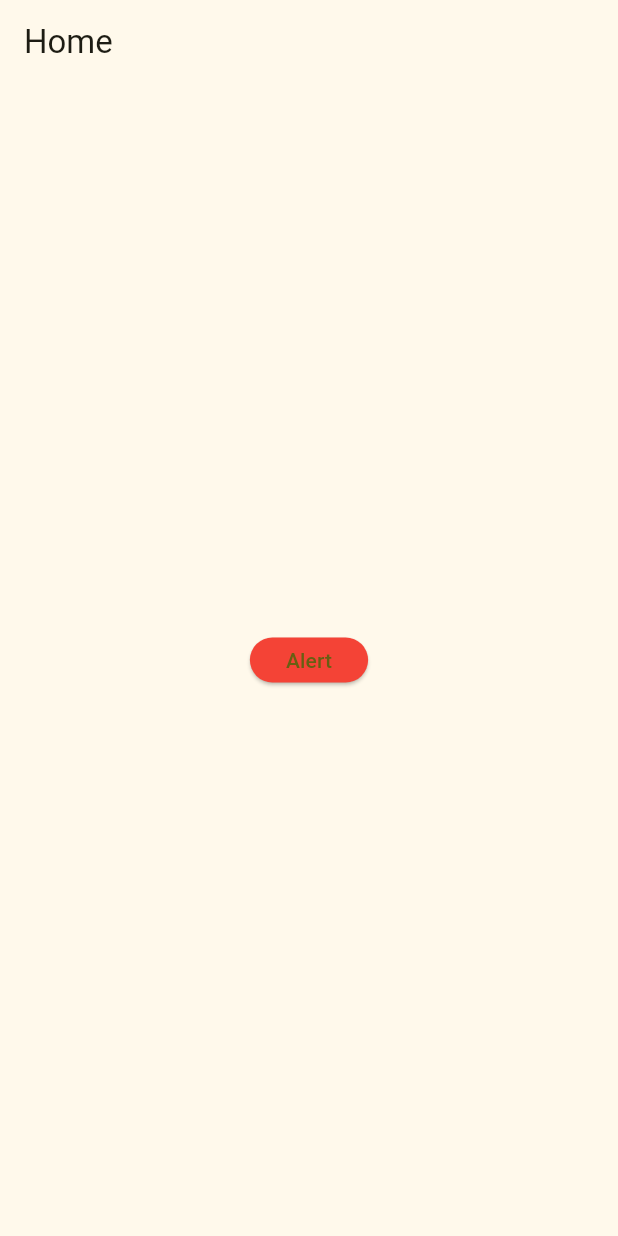
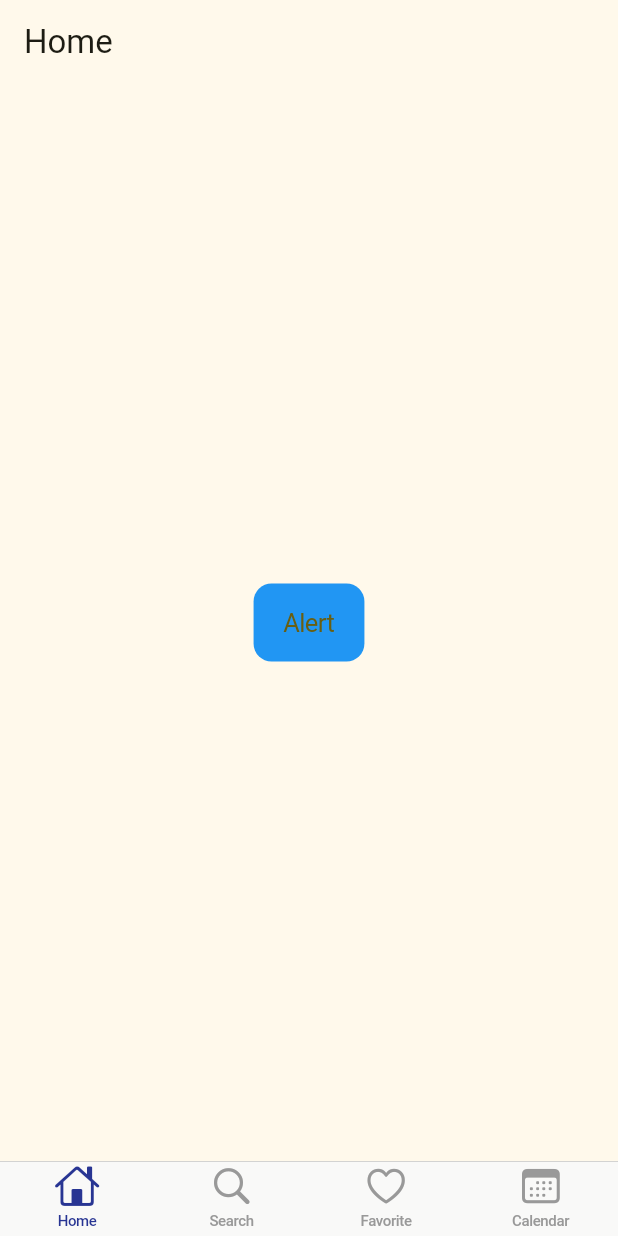
Before and after one commit to Takuyawe/Flutter_UI_Test, a Flutter app: the screen it shows after launch, on a phone screen of 412 x 824 dp. Run offline on Flutter 3.47's test engine with Material 3 defaults, Android fonts, the light colour scheme and no system bars; our stand-ins replace table_calendar.

Commit message:
feat: save

```diff
--- a/lib/main.dart
+++ b/lib/main.dart
@@ -1,8 +1,9 @@
 import 'package:flutter/material.dart';
+import 'package:intl/date_symbol_data_local.dart';
 import 'package:study_ui/views/home.dart';
 
 void main() {
-  runApp(const MyApp());
+  initializeDateFormatting().then((_) => runApp(const MyApp()));
 }
 
 class MyApp extends StatelessWidget {
--- a/lib/views/home.dart
+++ b/lib/views/home.dart
@@ -1,38 +1,24 @@
-import 'package:flutter/cupertino.dart';
 import 'package:flutter/material.dart';
+import 'package:study_ui/widgets/alert_button.dart';
+import 'package:study_ui/widgets/menu_bar.dart';
 
 class Home extends StatelessWidget {
   const Home({super.key});
   @override
   Widget build(BuildContext context) {
     return Scaffold(
-      appBar: AppBar(
-        title: const Text('Home'),
-      ),
-      body: Center(
-        child: ElevatedButton(
-            onPressed: () => {
-                  showDialog(
-                      context: context,
-                      builder: (context) => CupertinoAlertDialog(
-                            title: const Text("タイトル"),
-                            content: const Text("メッセージ内容"),
-                            actions: [
-                              CupertinoDialogAction(
-                                isDestructiveAction: true,
-                                onPressed: () => Navigator.pop(context),
-                                child: const Text('Cancel'),
-                              ),
-                              CupertinoDialogAction(
-                                  child: const Text('OK'),
-                                  onPressed: () => print("Pressed")),
-                            ],
-                          ))
-                },
-            style: ElevatedButton.styleFrom(
-                backgroundColor: Colors.red, minimumSize: const Size(50, 30)),
-            child: const Text('Alert')),
-      ),
-    );
+        appBar: AppBar(
+          title: const Text('Home'),
+        ),
+        body: Center(
+            child: Column(
+                mainAxisAlignment: MainAxisAlignment.center,
+                verticalDirection: VerticalDirection.down,
+                children: [
+              const Spacer(),
+              alertButton(context),
+              const Spacer(),
+              const BottomMenuBar()
+            ])));
   }
 }
--- /dev/null
+++ b/lib/widgets/alert_button.dart
@@ -0,0 +1,11 @@
+import 'package:flutter/cupertino.dart';
+import 'package:flutter/material.dart';
+import 'package:study_ui/widgets/custom_dialog.dart';
+
+Widget alertButton(BuildContext context) {
+  return CupertinoButton(
+      onPressed: () => {showCustomDialog(context)},
+      color: Colors.blue[500],
+      minSize: 50,
+      child: const Text('Alert'));
+}
--- /dev/null
+++ b/lib/widgets/menu_bar.dart
@@ -0,0 +1,40 @@
+import 'package:flutter/cupertino.dart';
+import 'package:flutter/material.dart';
+import 'package:study_ui/widgets/calender/calender.dart';
+
+class BottomMenuBar extends StatelessWidget {
+  const BottomMenuBar({super.key});
+  @override
+  Widget build(BuildContext context) {
+    return CupertinoTabBar(
+      activeColor: Colors.indigo[800],
+      items: const [
+        BottomNavigationBarItem(
+          icon: Icon(CupertinoIcons.home),
+          label: 'Home',
+        ),
+        BottomNavigationBarItem(
+          icon: Icon(CupertinoIcons.search),
+          label: 'Search',
+        ),
+        BottomNavigationBarItem(
+          icon: Icon(CupertinoIcons.heart),
+          label: 'Favorite',
+        ),
+        BottomNavigationBarItem(
+          icon: Icon(CupertinoIcons.calendar),
+          label: 'Calendar',
+        ),
+      ],
+      onTap: (value) => {
+        if (value == 3)
+          {
+            Navigator.push(
+              context,
+              MaterialPageRoute(builder: (context) => const CustomCalendar()),
+            )
+          }
+      },
+    );
+  }
+}
--- a/pubspec.yaml
+++ b/pubspec.yaml
@@ -35,6 +35,8 @@ dependencies:
   # The following adds the Cupertino Icons font to your application.
   # Use with the CupertinoIcons class for iOS style icons.
   cupertino_icons: ^1.0.6
+  table_calendar: ^3.1.1
+  intl: ^0.19.0
 
 dev_dependencies:
   flutter_test:
```
Also changed, not shown: lib/widgets/calender/calender.dart (added, +144 -0 lines), lib/widgets/custom_dialog.dart (added, +20 -0 lines), pubspec.lock.
